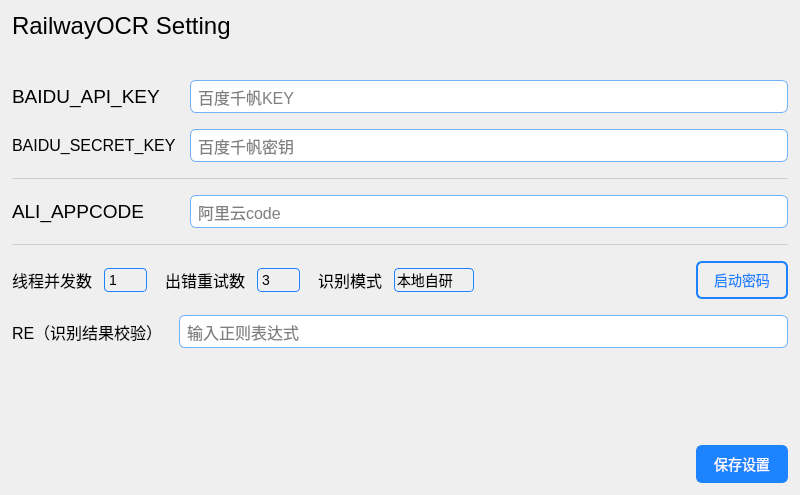
Before: the Qt Designer form Ui_SettingWindow.ui in YangShengzhou03/RailwayOCR, drawn with Qt 5.
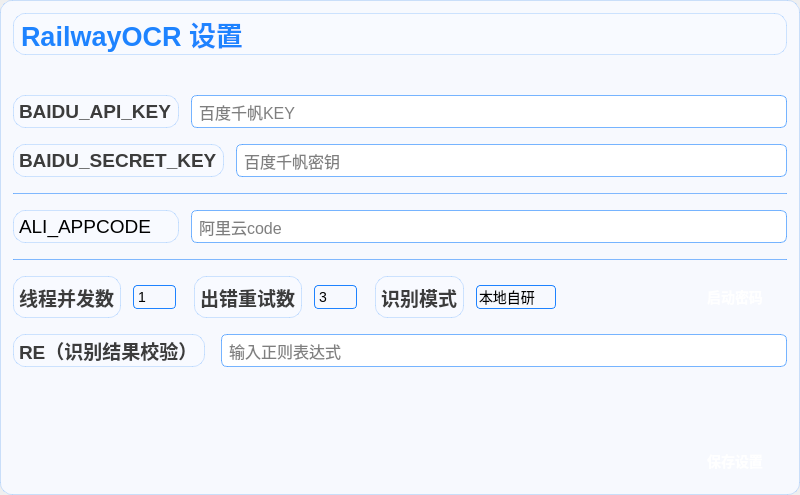
After: the same form once the commit is applied. Icons and pictures are not drawn.

The edit to the form file:
```diff
--- a/Ui_SettingWindow.ui
+++ b/Ui_SettingWindow.ui
@@ -34,9 +34,9 @@
      <widget class="QFrame" name="main_frame">
       <property name="styleSheet">
        <string notr="true">QFrame{
-background-color: rgba(0, 0, 0, 0);
-border:0px solid red;
-border-radius:0px
+background-color: rgba(248, 250, 255, 0.95);
+border: 1px solid rgba(30, 131, 255, 0.2);
+border-radius: 12px;
 }</string>
       </property>
       <property name="frameShape">
@@ -85,13 +85,18 @@
            </property>
            <item>
             <widget class="QLabel" name="label">
+             <property name="styleSheet">
+              <string notr="true">color: rgb(30, 131, 255);
+font-weight: bold;</string>
+             </property>
              <property name="font">
               <font>
-               <pointsize>18</pointsize>
+               <pointsize>20</pointsize>
+               <weight>75</weight>
               </font>
              </property>
              <property name="text">
-              <string>RailwayOCR Setting</string>
+              <string>RailwayOCR 设置</string>
              </property>
             </widget>
            </item>
@@ -115,9 +120,14 @@
                  <height>0</height>
                 </size>
                </property>
+               <property name="styleSheet">
+                <string notr="true">color: rgb(60, 60, 60);
+font-weight: 500;</string>
+               </property>
                <property name="font">
                 <font>
                  <pointsize>14</pointsize>
+                 <weight>60</weight>
                 </font>
                </property>
                <property name="text">
@@ -191,9 +201,14 @@
                  <height>0</height>
                 </size>
                </property>
+               <property name="styleSheet">
+                <string notr="true">color: rgb(60, 60, 60);
+font-weight: 500;</string>
+               </property>
                <property name="font">
                 <font>
-                 <pointsize>12</pointsize>
+                 <pointsize>14</pointsize>
+                 <weight>60</weight>
                 </font>
                </property>
                <property name="text">
@@ -267,7 +282,7 @@
             </size>
            </property>
            <property name="styleSheet">
-            <string notr="true">background: rgb(206, 206, 206);</string>
+            <string notr="true">background: rgba(30, 131, 255, 0.3);</string>
            </property>
            <property name="orientation">
             <enum>Qt::Horizontal</enum>
@@ -368,7 +383,7 @@
             </size>
            </property>
            <property name="styleSheet">
-            <string notr="true">background: rgb(206, 206, 206);</string>
+            <string notr="true">background: rgba(30, 131, 255, 0.3);</string>
            </property>
            <property name="orientation">
             <enum>Qt::Horizontal</enum>
@@ -390,11 +405,16 @@
              </property>
              <item>
               <widget class="QLabel" name="label_7">
-               <property name="font">
-                <font>
-                 <pointsize>12</pointsize>
-                </font>
-               </property>
+               <property name="styleSheet">
+              <string notr="true">color: rgb(60, 60, 60);
+font-weight: 500;</string>
+             </property>
+             <property name="font">
+              <font>
+               <pointsize>14</pointsize>
+               <weight>60</weight>
+              </font>
+             </property>
                <property name="text">
                 <string>线程并发数</string>
                </property>
@@ -474,11 +494,16 @@
              </property>
              <item>
               <widget class="QLabel" name="label_6">
-               <property name="font">
-                <font>
-                 <pointsize>12</pointsize>
-                </font>
-               </property>
+               <property name="styleSheet">
+              <string notr="true">color: rgb(60, 60, 60);
+font-weight: 500;</string>
+             </property>
+             <property name="font">
+              <font>
+               <pointsize>14</pointsize>
+               <weight>60</weight>
+              </font>
+             </property>
                <property name="text">
                 <string>出错重试数</string>
                </property>
@@ -564,11 +589,16 @@
              </property>
              <item>
               <widget class="QLabel" name="label_11">
-               <property name="font">
-                <font>
-                 <pointsize>12</pointsize>
-                </font>
-               </property>
+               <property name="styleSheet">
+              <string notr="true">color: rgb(60, 60, 60);
+font-weight: 500;</string>
+             </property>
+             <property name="font">
+              <font>
+               <pointsize>14</pointsize>
+               <weight>60</weight>
+              </font>
+             </property>
                <property name="text">
                 <string>识别模式</string>
                </property>
@@ -681,15 +711,17 @@
             <widget class="QPushButton" name="pushButton_Password">
              <property name="styleSheet">
               <string notr="true">QPushButton {
-    border: 2px solid rgb(30, 131, 255);
-    border-radius: 6px;
-    padding: 6px 16px;
+    border: none;
+    border-radius: 8px;
+    padding: 10px 24px;
     background: qlineargradient(x1:0, y1:0, x2:0, y2:1, 
-                              stop:0 rgba(255, 255, 255, 1), 
-                              stop:1 rgba(245, 250, 255, 1));
-    color: rgb(30, 131, 255);
+                              stop:0 rgba(47, 144, 255, 1), 
+                              stop:1 rgba(25, 118, 210, 1));
+    color: white;
     font-size: 14px;
-    transition: all 0.2s ease;
+    font-weight: 600;
+    transition: all 0.3s cubic-bezier(0.4, 0, 0.2, 1);
+    box-shadow: 0 2px 8px rgba(30, 131, 255, 0.3);
 }
 
 QPushButton:hover {
@@ -707,14 +739,16 @@
 }
 
 QPushButton:disabled {
-    border: 2px solid #cccccc;
+    border: none;
     background: qlineargradient(x1:0, y1:0, x2:0, y2:1, 
-                              stop:0 #f5f5f5, 
-                              stop:1 #f0f0f0);
-    color: #999999;
+                              stop:0 rgba(180, 180, 180, 1), 
+                              stop:1 rgba(160, 160, 160, 1));
+    color: rgba(255, 255, 255, 0.7);
+    box-shadow: none;
+    transform: none;
 }
 
-/* 增加焦点状态样式，与输入框保持一致 */
+/* Modern focus state */
 QPushButton:focus {
     border: 2px solid rgb(30, 131, 255);
     box-shadow: 0 0 0 2px rgba(30, 131, 255, 0.2);
@@ -731,9 +765,14 @@
           <layout class="QHBoxLayout" name="horizontalLayout_8">
            <item>
             <widget class="QLabel" name="label_8">
+             <property name="styleSheet">
+              <string notr="true">color: rgb(60, 60, 60);
+font-weight: 500;</string>
+             </property>
              <property name="font">
               <font>
-               <pointsize>12</pointsize>
+               <pointsize>14</pointsize>
+               <weight>60</weight>
               </font>
              </property>
              <property name="text">
@@ -822,12 +861,17 @@
             <widget class="QPushButton" name="pushButton_save">
              <property name="styleSheet">
               <string notr="true">QPushButton {
-    border: 2px solid rgb(30, 131, 255);
-    border-radius: 6px;
-    padding: 6px 16px;
-    background-color: rgb(30, 131, 255);
+    border: none;
+    border-radius: 8px;
+    padding: 10px 24px;
+    background: qlineargradient(x1:0, y1:0, x2:0, y2:1, 
+                              stop:0 rgba(47, 144, 255, 1), 
+                              stop:1 rgba(25, 118, 210, 1));
     color: white;
     font-size: 14px;
+    font-weight: 600;
+    transition: all 0.3s cubic-bezier(0.4, 0, 0.2, 1);
+    box-shadow: 0 2px 8px rgba(30, 131, 255, 0.3);
 }
 
 QPushButton:hover {
@@ -841,9 +885,19 @@
 }
 
 QPushButton:disabled {
-    border-color: #cccccc;
-    background-color: #f0f0f0;
-    color: #999999;
+    border: none;
+    background: qlineargradient(x1:0, y1:0, x2:0, y2:1, 
+                              stop:0 rgba(180, 180, 180, 1), 
+                              stop:1 rgba(160, 160, 160, 1));
+    color: rgba(255, 255, 255, 0.7);
+    box-shadow: none;
+    transform: none;
+}
+
+/* Modern focus state */
+QPushButton:focus {
+    outline: none;
+    box-shadow: 0 0 0 3px rgba(30, 131, 255, 0.3);
 }</string>
              </property>
              <property name="text">
```
Left out of the diff: 32 changed lines with no effect on the pictures.
